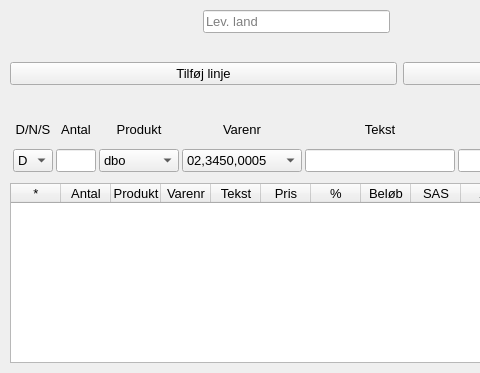
Before: the Qt Designer form buildtools/ui/visit_dialog.ui in fhdk/eordre2, drawn with Qt 5; both pictures show x 0 to 480 and y 227 to 600 of the 800 by 600 pixel window.
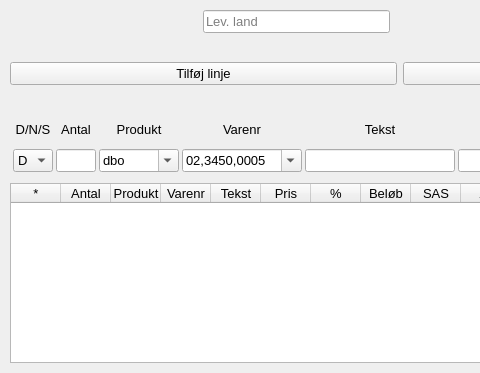
After: the same form once the commit is applied.

```diff
--- a/buildtools/ui/visit_dialog.ui
+++ b/buildtools/ui/visit_dialog.ui
@@ -616,6 +616,9 @@
         <pointsize>10</pointsize>
        </font>
       </property>
+      <property name="editable">
+       <bool>true</bool>
+      </property>
       <item>
        <property name="text">
         <string>dbo</string>
@@ -795,6 +798,9 @@
         <pointsize>10</pointsize>
        </font>
       </property>
+      <property name="editable">
+       <bool>true</bool>
+      </property>
       <item>
        <property name="text">
         <string>02,3450,0005</string>
```
